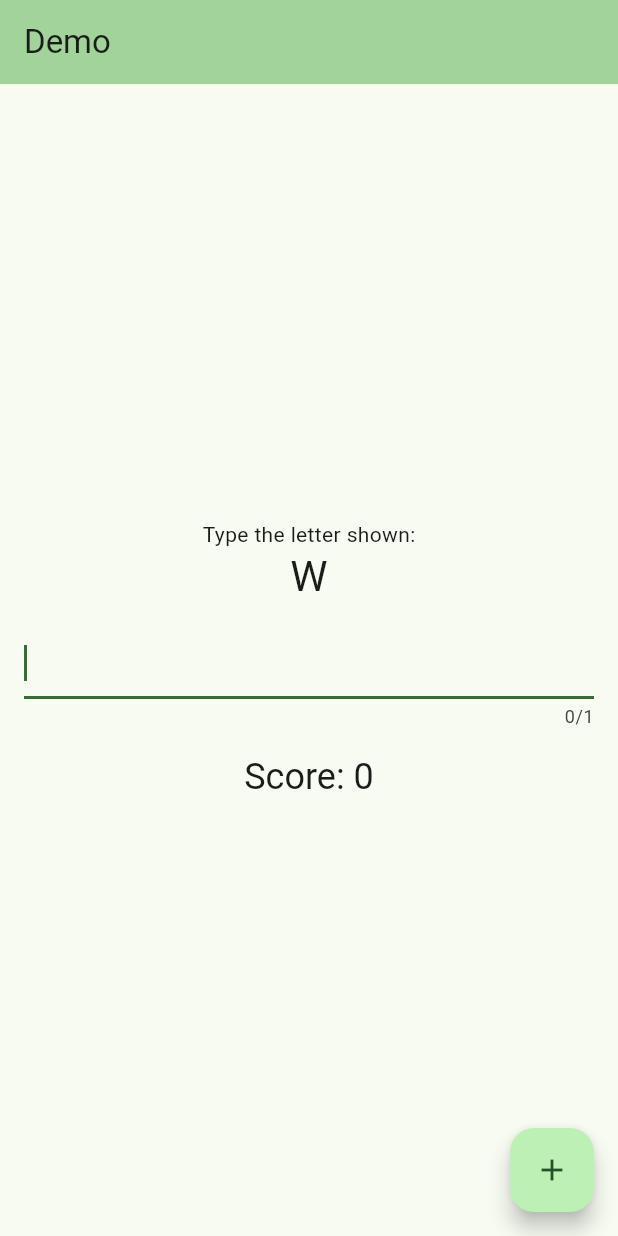
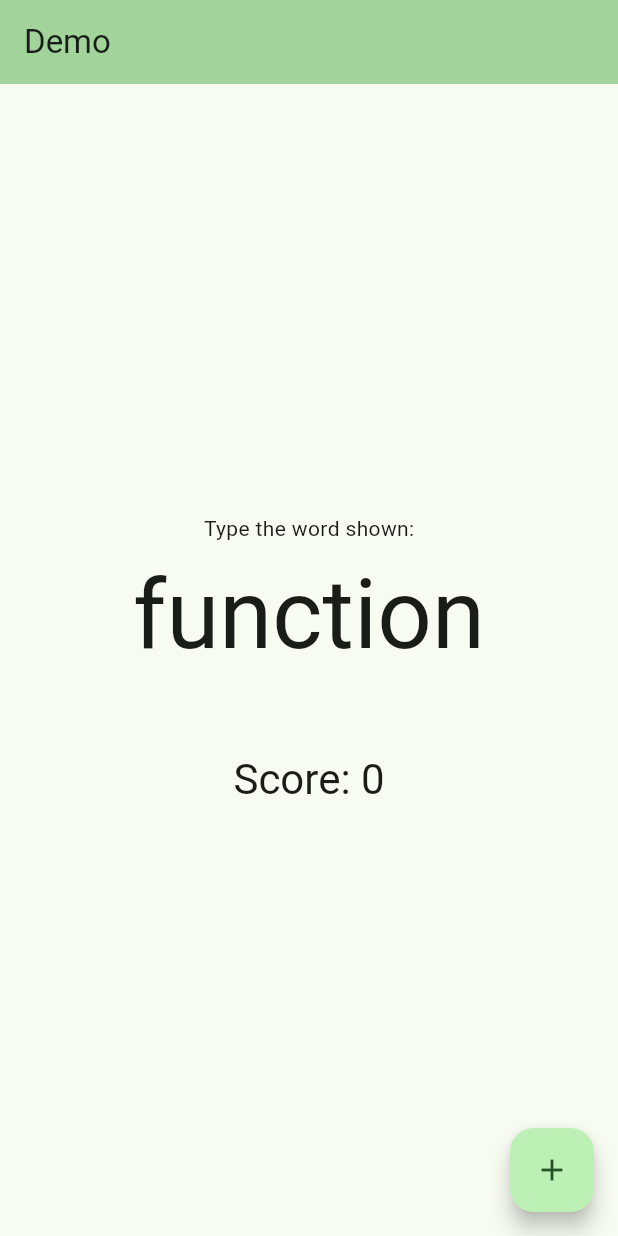
Before and after one commit to lazytatzv/flutter_learning, a Flutter app: the screen it shows after launch, on a phone screen of 412 x 824 dp. Run offline on Flutter 3.47's test engine with Material 3 defaults, Android fonts, the phone set to English and light mode, and no system bars.

Commit message:
レイアウトを整えた

```diff
--- a/src/my_desktop_app/lib/main.dart
+++ b/src/my_desktop_app/lib/main.dart
@@ -60,15 +60,25 @@
   final Random _rand = Random();
   final TextEditingController _ctrl = TextEditingController();
   final FocusNode _focusNode = FocusNode();
-
   int _counter = 0;
   int _score = 0; // スコアを記憶
-  late String _targetLetter; // 対象の文字（1文字）
+  // simple word list for the typing game
+  final List<String> _wordList = [
+    'apple', 'banana', 'cherry', 'dog', 'elephant', 'flutter', 'widget', 'state', 'async', 'future',
+    'keyboard', 'monitor', 'window', 'linux', 'desktop', 'random', 'function', 'variable'
+  ];
+
+  late String _targetWord; // 対象の単語
+  String _currentInput = '';
 
   @override
   void initState() {
     super.initState();
-    _targetLetter = String.fromCharCode(65 + _rand.nextInt(26));
+  _targetWord = _wordList[_rand.nextInt(_wordList.length)];
+    // Ensure the hidden text field receives keyboard focus after build.
+    WidgetsBinding.instance.addPostFrameCallback((_) {
+      if (mounted) _focusNode.requestFocus();
+    });
   }
 
   @override
@@ -78,18 +88,38 @@
     super.dispose();
   }
 
+  // Check the submitted input as a whole word (case-insensitive)
   void _checkInput(String input) {
-    if (input.isEmpty) return;
-    final char = input.toUpperCase().trim()[0];
-    if (char == _targetLetter) {
+    final submitted = input.trim();
+    if (submitted.isEmpty) return;
+    if (submitted.toLowerCase() == _targetWord.toLowerCase()) {
       setState(() {
         _score++;
-        _targetLetter = String.fromCharCode(65 + _rand.nextInt(26));
+        _targetWord = _wordList[_rand.nextInt(_wordList.length)];
+        _currentInput = '';
       });
-      // clear so the same input won't be sent again
       _ctrl.clear();
-  // put focus back so user can type next letter immediately
       _focusNode.requestFocus();
+    }
+  }
+
+  void _handleCorrect() {
+    setState(() {
+      _score++;
+      _targetWord = _wordList[_rand.nextInt(_wordList.length)];
+      _currentInput = '';
+    });
+    _ctrl.clear();
+    _focusNode.requestFocus();
+  }
+
+  void _onInputChanged(String s) {
+    setState(() {
+      _currentInput = s;
+    });
+    if (s.trim().isNotEmpty && s.trim().toLowerCase() == _targetWord.toLowerCase()) {
+      // auto-advance on full match
+      _handleCorrect();
     }
   }
 
@@ -120,9 +150,15 @@
         backgroundColor: Theme.of(context).colorScheme.inversePrimary,
         // Here we take the value from the MyHomePage object that was created by
         // the App.build method, and use it to set our appbar title.
-        title: Text(widget.title),
+        title: Text(
+          widget.title,
+          style: Theme.of(context).textTheme.headlineSmall?.copyWith(fontSize: 22),
         ),
-      body: Center(
+      ),
+      body: GestureDetector(
+        behavior: HitTestBehavior.opaque,
+        onTap: () => _focusNode.requestFocus(),
+        child: Center(
         // Center is a layout widget. It takes a single child and positions it
         // in the middle of the parent.
         child: Column(
@@ -141,27 +177,74 @@
           // wireframe for each widget.
           mainAxisAlignment: MainAxisAlignment.center,
           children: <Widget>[
-            const Text('Type the letter shown:'),
-            Text(
-              '$_targetLetter',
-              style: Theme.of(context).textTheme.headlineMedium,
+            const Text('Type the word shown:'),
+            const SizedBox(height: 8),
+            // Show target with real-time match highlighting (larger)
+            Builder(builder: (context) {
+              final baseStyle = Theme.of(context).textTheme.headlineLarge?.copyWith(fontSize: 64) ?? const TextStyle(fontSize: 64);
+              return RichText(
+                text: TextSpan(
+                  children: _targetWord.split('').asMap().entries.map((e) {
+                    final i = e.key;
+                    final ch = e.value;
+                    final input = _currentInput;
+                    TextStyle style = baseStyle;
+                    if (i < input.length) {
+                      final inCh = input[i];
+                      if (inCh.toLowerCase() == ch.toLowerCase()) {
+                        style = style.copyWith(color: Colors.green);
+                      } else {
+                        style = style.copyWith(color: Colors.red);
+                      }
+                    }
+                    return TextSpan(text: ch, style: style);
+                  }).toList(),
                 ),
+                textAlign: TextAlign.center,
+              );
+            }),
             Padding(
-              padding: const EdgeInsets.all(16.0),
+              padding: const EdgeInsets.symmetric(vertical: 12.0, horizontal: 8.0),
+              child: Center(
+                child: SizedBox(
+                  width: 900, // keep a readable width on desktop (larger)
+                  child: Opacity(
+                    opacity: 0.0,
+                    child: SizedBox(
+                      width: 1,
                       child: TextField(
                         controller: _ctrl,
                         focusNode: _focusNode,
-                onChanged: _checkInput,
+                        onSubmitted: _checkInput,
+                        onChanged: _onInputChanged,
                         autofocus: true,
-                maxLength: 1,
-                textCapitalization: TextCapitalization.characters,
+                        textCapitalization: TextCapitalization.none,
+                        textAlign: TextAlign.center,
+                        textInputAction: TextInputAction.done,
+                        style: const TextStyle(fontSize: 18, color: Colors.transparent),
+                        cursorColor: Colors.blue,
+                        enableSuggestions: false,
+                        autocorrect: false,
+                        decoration: const InputDecoration(
+                          border: InputBorder.none,
+                          isDense: true,
+                          contentPadding: EdgeInsets.zero,
+                          counterText: '', // hide length counter
                         ),
                       ),
+                    ),
+                  ),
+                ),
+              ),
+            ),
+
+            // current input is shown inside the TextField via its controller
             Text(
               'Score: $_score',
-              style: Theme.of(context).textTheme.headlineSmall,
+              style: Theme.of(context).textTheme.headlineSmall?.copyWith(fontSize: 28),
             ),
           ],
+        ),
       ),
     ),
       floatingActionButton: FloatingActionButton(
```
Lines whose indentation alone changed are shown as unchanged.
